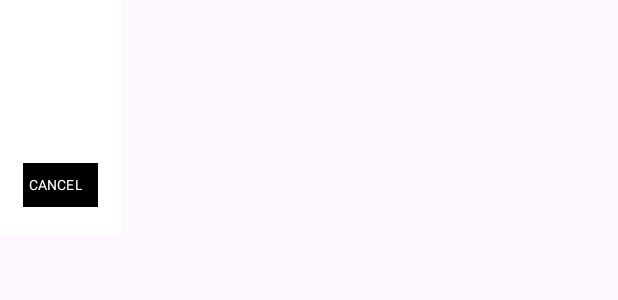
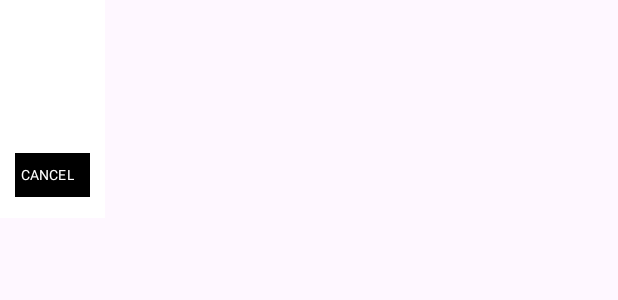
Before and after one commit to avishkaindunil/barcode_scanner, an Android app: the layout barcode_menu.xml on its own in the app's theme, with its tools: preview values and no code run, on a phone screen of 412 x 824 dp. Shown: the top 300 px of the screen. Run offline under Robolectric (Android 15) with nearby library versions, the phone set to English and light mode, and no system bars.

Commit message:
Menu Container - change some styles (2)

```diff
--- a/app/src/main/java/com/example/samplebarcodescanner/BarcodeOverlayView.java
+++ b/app/src/main/java/com/example/samplebarcodescanner/BarcodeOverlayView.java
@@ -202,7 +202,7 @@ public class BarcodeOverlayView extends View {
 
         PopupWindow popupWindow = new PopupWindow(context);
         popupWindow.setWidth(570);
-        popupWindow.setHeight(460);
+        popupWindow.setHeight(442);
         popupWindow.setFocusable(true);
 
         View menuView = View.inflate(context, R.layout.barcode_menu, null);
@@ -228,8 +228,9 @@ public class BarcodeOverlayView extends View {
         GradientDrawable backgroundDrawable = new GradientDrawable();
         backgroundDrawable.setShape(GradientDrawable.RECTANGLE);
         backgroundDrawable.setColor(Color.WHITE);
-        backgroundDrawable.setCornerRadius(0);
+        backgroundDrawable.setCornerRadius(10);
         backgroundDrawable.setStroke(0, Color.WHITE);
+
 
         menuView.setBackground(backgroundDrawable);
 
--- a/app/src/main/res/layout/barcode_menu.xml
+++ b/app/src/main/res/layout/barcode_menu.xml
@@ -2,7 +2,7 @@
     android:layout_width="wrap_content"
     android:layout_height="wrap_content"
     android:orientation="vertical"
-    android:padding="15dp"
+    android:padding="10dp"
     android:background="@android:color/white">
 
 <!--    <ImageView-->
@@ -15,7 +15,7 @@
         android:id="@+id/barcodeDetailsTextView"
         android:layout_width="wrap_content"
         android:layout_height="wrap_content"
-        android:textSize="12sp"
+        android:textSize="11sp"
         android:textColor="@android:color/black"
         android:layout_marginBottom="5dp" />
 
```
